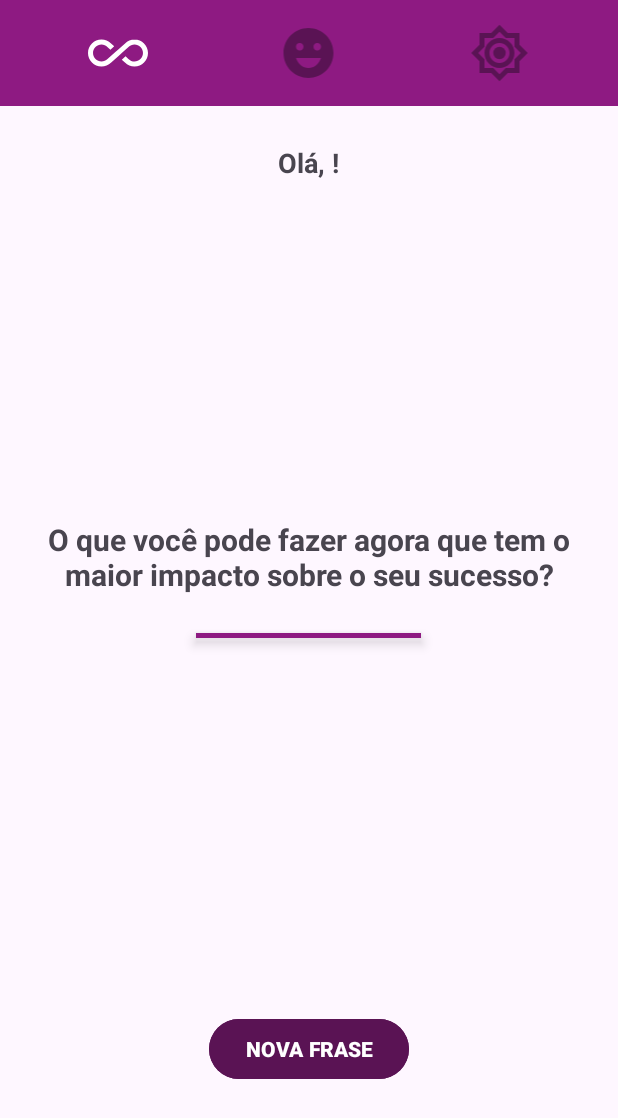
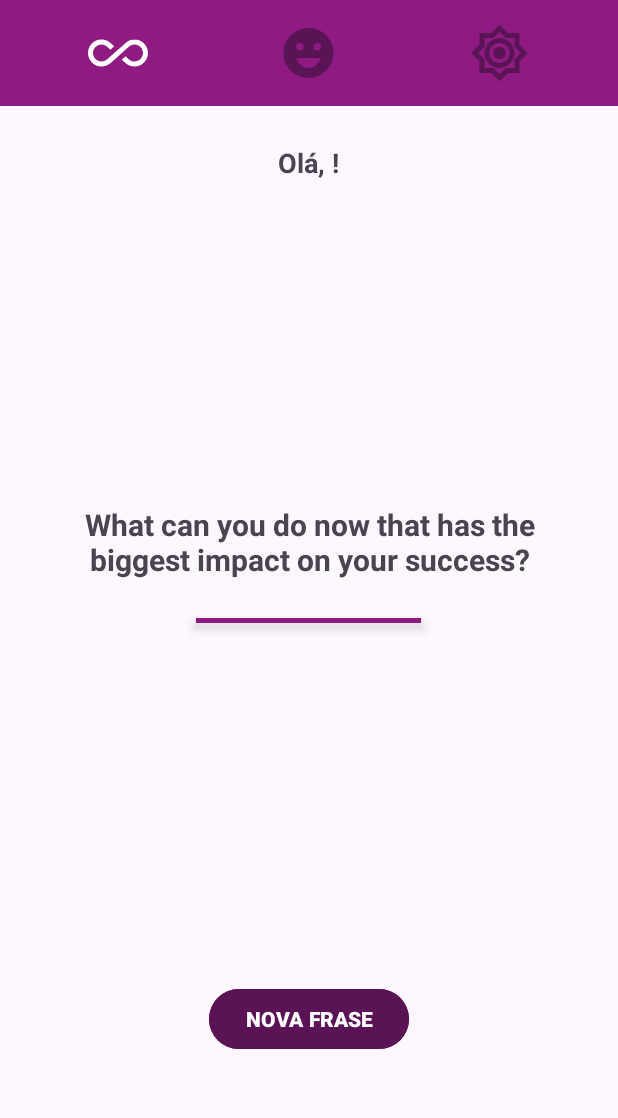
Before and after one commit to J0aoPedr0/APP_motivation, an Android app: the MainActivity screen opened directly, with no data from a screen before it, on a phone screen of 412 x 824 dp. Shown: the top 1118 px of the screen. Run offline under Robolectric (Android 15) with nearby library versions, the phone set to English and light mode, and no system bars.

Commit message:
Finalização do App Motivation, e adição da internacionalização dos dados para Inglês e Francês.

```diff
--- a/app/src/main/java/com/example/motivation/Phrases/Mock.kt
+++ b/app/src/main/java/com/example/motivation/Phrases/Mock.kt
@@ -4,32 +4,71 @@ import com.example.motivation.infrastructure.MotivationConstants
 import kotlin.random.Random
 
 
-data class Phrase(val description:String, val categoryId:Int)
+data class Phrase(val description:String, val categoryId:Int, val lang:String)
 
 class Mock {
     private val all = MotivationConstants.FILTER.ALL
     private val smile = MotivationConstants.FILTER.SMILE
     private val brightness = MotivationConstants.FILTER.BRIGHTNESS
 
+    private val pt = MotivationConstants.LANGUAGE.PORTUGUESE
+    private val en = MotivationConstants.LANGUAGE.ENGLISH
+    private val fr = MotivationConstants.LANGUAGE.FRENCH
+
 
     private val listPhrase = listOf<Phrase>(
-        Phrase("Não sabendo que era impossível, foi lá e fez.", smile),
-        Phrase("Você não é derrotado quando perde, você é derrotado quando desiste!", smile),
-        Phrase("Quando está mais escuro, vemos mais estrelas!", smile),
-        Phrase("Insanidade é fazer sempre a mesma coisa e esperar um resultado diferente.", smile),
-        Phrase("Não pare quando estiver cansado, pare quando tiver terminado.", smile),
-        Phrase("O que você pode fazer agora que tem o maior impacto sobre o seu sucesso?", smile),
-        Phrase("A melhor maneira de prever o futuro é inventá-lo.", brightness),
-        Phrase("Você perde todas as chances que você não aproveita.", brightness),
-        Phrase("Fracasso é o condimento que dá sabor ao sucesso.", brightness),
-        Phrase(" Enquanto não estivermos comprometidos, haverá hesitação!", brightness),
-        Phrase("Se você não sabe onde quer ir, qualquer caminho serve.", brightness),
-        Phrase("Se você acredita, faz toda a diferença.", brightness),
-        Phrase("Riscos devem ser corridos, porque o maior perigo é não arriscar nada!", brightness)
+
+        //FRASES EM PORTUGUÊS
+
+        Phrase("Não sabendo que era impossível, foi lá e fez.", smile, pt),
+        Phrase("Você não é derrotado quando perde, você é derrotado quando desiste!", smile, pt),
+        Phrase("Quando está mais escuro, vemos mais estrelas!", smile, pt),
+        Phrase("Insanidade é fazer sempre a mesma coisa e esperar um resultado diferente.", smile, pt),
+        Phrase("Não pare quando estiver cansado, pare quando tiver terminado.", smile, pt),
+        Phrase("O que você pode fazer agora que tem o maior impacto sobre o seu sucesso?", smile, pt),
+        Phrase("A melhor maneira de prever o futuro é inventá-lo.", brightness, pt),
+        Phrase("Você perde todas as chances que você não aproveita.", brightness, pt),
+        Phrase("Fracasso é o condimento que dá sabor ao sucesso.", brightness, pt),
+        Phrase(" Enquanto não estivermos comprometidos, haverá hesitação!", brightness, pt),
+        Phrase("Se você não sabe onde quer ir, qualquer caminho serve.", brightness, pt),
+        Phrase("Se você acredita, faz toda a diferença.", brightness, pt),
+        Phrase("Riscos devem ser corridos, porque o maior perigo é não arriscar nada!", brightness, pt),
+
+        // FRASES EM INGLÊS
+
+        Phrase("Not knowing it was impossible, he went there and did it.", smile, en),
+        Phrase("You are not defeated when you lose, you are defeated when you give up!", smile, en),
+        Phrase("When it's darker, we see more stars!", smile, en),
+        Phrase("Insanity is always doing the same thing and expecting a different result.", smile, en),
+        Phrase("Don't stop when you're tired, stop when you're done.", smile, en),
+        Phrase("What can you do now that has the biggest impact on your success?", smile, en),
+        Phrase("The best way to predict the future is to invent it.", brightness, en),
+        Phrase("You lose every chance you don't take.", brightness, en),
+        Phrase("Failure is the spice that flavors success.", brightness, en),
+        Phrase(" As long as we are not committed, there will be hesitation!", brightness, en),
+        Phrase("If you don't know where you want to go, any way will do.", brightness, en),
+        Phrase("If you believe, it makes all the difference.", brightness, en),
+        Phrase("Risks must be taken, because the greatest danger is not risking anything!", brightness, en),
+
+        //FRASES EM FRANCÊS
+
+        Phrase("Ne sachant pas que c'était impossible, il y est allé et l'a fait.", smile, fr),
+        Phrase("Tu n'es pas vaincu quand tu perds, tu es vaincu quand tu abandonnes!", smile, fr),
+        Phrase("Quand il fait plus sombre, on voit plus d'étoiles!", smile, fr),
+        Phrase("La folie, c'est toujours faire la même chose et s'attendre à un résultat différent.", smile, fr),
+        Phrase("Ne t'arrête pas quand tu es fatigué, arrête quand tu as fini.", smile, fr),
+        Phrase("Que pouvez-vous faire maintenant qui a le plus grand impact sur votre succès?", smile, fr),
+        Phrase("La meilleure façon de prédire l'avenir est de l'inventer.", brightness, fr),
+        Phrase("Vous perdez toutes les chances que vous ne prenez pas.", brightness, fr),
+        Phrase("L'échec est l'épice qui parfume le succès.", brightness, fr),
+        Phrase("Tant qu'on n'est pas engagé, il y aura des hésitations!", brightness, fr),
+        Phrase("Si vous ne savez pas où vous voulez aller, n'importe quoi fera l'affaire.", brightness, fr),
+        Phrase("Si vous croyez, cela fait toute la différence.", brightness, fr),
+        Phrase("Il faut prendre des risques, car le plus grand danger est de ne rien risquer!", brightness, fr)
     )
 
-    fun getPhrase(value: Int):String{
-        val filtered = listPhrase.filter { it. categoryId == value || value == all }
+    fun getPhrase(value: Int, lang:String):String{
+        val filtered = listPhrase.filter { it. categoryId == value || value == all && it.lang == lang }
         return filtered[Random.nextInt(filtered.size)].description
     }
 }
--- a/app/src/main/java/com/example/motivation/UserInterface/MainActivity.kt
+++ b/app/src/main/java/com/example/motivation/UserInterface/MainActivity.kt
@@ -1,6 +1,7 @@
 package com.example.motivation.UserInterface
 
 import android.annotation.SuppressLint
+import android.content.Intent
 import android.os.Bundle
 import android.view.View
 import androidx.appcompat.app.AppCompatActivity
@@ -10,6 +11,7 @@ import com.example.motivation.R
 import com.example.motivation.infrastructure.MotivationConstants
 import com.example.motivation.infrastructure.SharedPreferences
 import com.example.motivation.databinding.ActivityMainBinding
+import java.util.Locale
 
 class MainActivity : AppCompatActivity() {
 
@@ -22,20 +24,29 @@ class MainActivity : AppCompatActivity() {
         binding = ActivityMainBinding.inflate(layoutInflater)
         setContentView(binding.root)
 
-        saveData()
+
         handleFilter(R.id.image_infinity)
         handleNextPhrase()
-        // Clicks eventes
+
+
+
+
+        // Clicks events
         binding.buttonNewPhrase.setOnClickListener { view -> handleClicks(view) }
         binding.imageInfinity.setOnClickListener { view -> handleClicks(view) }
         binding.imageSmile.setOnClickListener { view -> handleClicks(view) }
         binding.imageBrightness.setOnClickListener { view -> handleClicks(view) }
+        binding.textHelloUser.setOnClickListener { view -> handleClicks(view) }
+    }
+    override fun onResume() {
+        super.onResume()
+        saveData()
     }
 
 
     private fun saveData() {
         val name = SharedPreferences(this).getString(MotivationConstants.KEY.User_Name)
-        binding.textHelloUser.text = "Olá, $name!"
+        binding.textHelloUser.text = getString(R.string.Hello, name)
     }
 
     private fun handleClicks(view: View) {
@@ -49,11 +60,14 @@ class MainActivity : AppCompatActivity() {
             )
         ) {
             handleFilter(view.id)
+
+        }else if (view.id == R.id.text_hello_user){
+            startActivity(Intent(this, UserActivity::class.java))
         }
     }
 
     private fun handleNextPhrase() {
-        binding.textMotivationPhrase.text = Mock().getPhrase(categoryId)
+        binding.textMotivationPhrase.text = Mock().getPhrase(categoryId, Locale.getDefault().language)
     }
 
     private fun handleFilter(id: Int) {
--- a/app/src/main/java/com/example/motivation/UserInterface/UserActivity.kt
+++ b/app/src/main/java/com/example/motivation/UserInterface/UserActivity.kt
@@ -3,6 +3,7 @@ import android.content.Intent
 import android.os.Bundle
 import android.widget.Toast
 import androidx.appcompat.app.AppCompatActivity
+import com.example.motivation.R
 import com.example.motivation.infrastructure.MotivationConstants
 import com.example.motivation.infrastructure.SharedPreferences
 import com.example.motivation.databinding.ActivityUserBinding
@@ -29,7 +30,7 @@ class UserActivity : AppCompatActivity() {
 
             startActivity(Intent(this, MainActivity::class.java))
         } else {
-            Toast.makeText(this, "Por favor coloque um nome.", Toast.LENGTH_SHORT).show()
+            Toast.makeText(this, getString(R.string.Please_put_a_name), Toast.LENGTH_SHORT).show()
         }
     }
 }
--- a/app/src/main/java/com/example/motivation/infrastructure/MotivationConstants.kt
+++ b/app/src/main/java/com/example/motivation/infrastructure/MotivationConstants.kt
@@ -11,4 +11,9 @@ class MotivationConstants {
                 const val SMILE = 2
                 const val BRIGHTNESS = 3
         }
+        object LANGUAGE {
+                const val PORTUGUESE = "pt"
+                const val ENGLISH = "en"
+                const val FRENCH = "fr"
+        }
 }
--- a/app/src/main/res/layout/activity_main.xml
+++ b/app/src/main/res/layout/activity_main.xml
@@ -55,7 +55,7 @@
         android:layout_width="wrap_content"
         android:layout_height="wrap_content"
         android:layout_gravity="center_horizontal"
-        android:layout_marginTop="200dp"
+        android:layout_marginTop="190dp"
         android:gravity="center"
         android:padding="25dp"
         android:text="@string/Phrases"
@@ -74,7 +74,7 @@
         android:layout_width="wrap_content"
         android:layout_height="wrap_content"
         android:layout_gravity="center"
-        android:layout_marginTop="250dp"
+        android:layout_marginTop="240dp"
         android:backgroundTint="@color/purple"
         android:text="@string/new_phrase"
         android:textStyle="bold" />
--- a/app/src/main/res/values/strings.xml
+++ b/app/src/main/res/values/strings.xml
@@ -6,4 +6,6 @@
     <string name="whats_your_name">Qual o seu nome?</string>
     <string name="save">Salvar</string>
     <string name="hello_kotlin">Olá, Kotlin!</string>
+    <string name="Please_put_a_name">Por favor coloque um nome.</string>
+    <string name="Hello">Olá, <b>%s</b>!</string>
 </resources>
```
Also changed, not shown: app/src/main/AndroidManifest.xml (+9 -5 lines), 2 other files.
